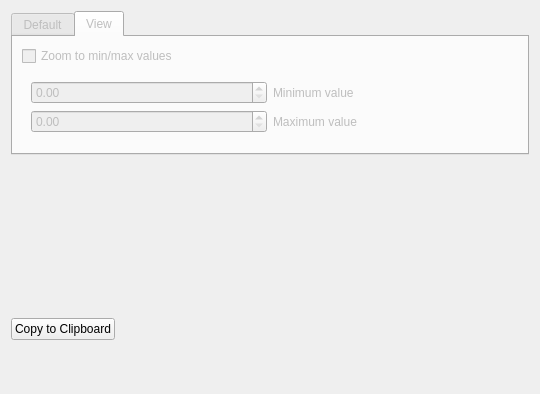
Above: Modules/ImageStatisticsUI/Qmitk/QmitkHistogramVisualizationWidget.ui from MITK/MITK before the change. Below: the same form after it.
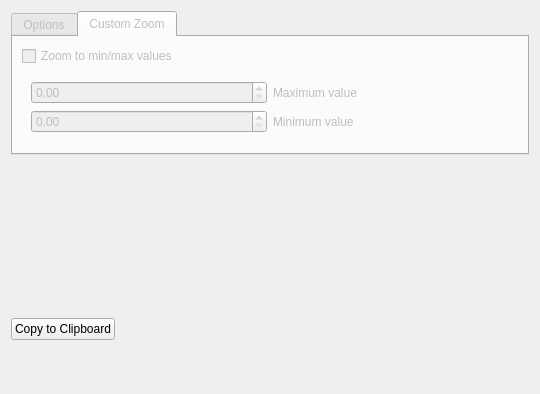
That is the form after the change. Custom widgets are drawn as their Qt base class.

Commit message: Renamed tabs, changed order of min/max spinboxes

```diff
--- a/Modules/ImageStatisticsUI/Qmitk/QmitkHistogramVisualizationWidget.ui
+++ b/Modules/ImageStatisticsUI/Qmitk/QmitkHistogramVisualizationWidget.ui
@@ -42,7 +42,7 @@
      </property>
      <widget class="QWidget" name="tabWidgetPlotPage1">
       <attribute name="title">
-       <string>Default</string>
+       <string>Options</string>
       </attribute>
       <layout class="QVBoxLayout" name="verticalLayout_5">
        <item>
@@ -134,7 +134,7 @@
      </widget>
      <widget class="QWidget" name="tabWidgetPlotPage2">
       <attribute name="title">
-       <string>View</string>
+       <string>Custom Zoom</string>
       </attribute>
       <layout class="QVBoxLayout" name="verticalLayout_3">
        <item>
@@ -147,26 +147,26 @@
        <item>
         <widget class="QFrame" name="frameViewMinMaxValues">
          <layout class="QGridLayout" name="gridLayout">
-          <item row="2" column="1">
+          <item row="3" column="1">
            <widget class="QLabel" name="labelMinValue">
             <property name="text">
              <string>Minimum value</string>
             </property>
            </widget>
           </item>
-          <item row="4" column="1">
-           <widget class="QLabel" name="labelMaxValue">
-            <property name="text">
-             <string>Maximum value</string>
-            </property>
-           </widget>
-          </item>
-          <item row="2" column="0">
+          <item row="3" column="0">
            <widget class="QDoubleSpinBox" name="doubleSpinBoxMinValue"/>
           </item>
-          <item row="4" column="0">
+          <item row="2" column="0">
            <widget class="QDoubleSpinBox" name="doubleSpinBoxMaxValue"/>
           </item>
+          <item row="2" column="1">
+           <widget class="QLabel" name="labelMaxValue">
+            <property name="text">
+             <string>Maximum value</string>
+            </property>
+           </widget>
+          </item>
          </layout>
         </widget>
        </item>
```
